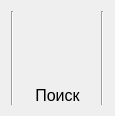
Qt form ble_scanner/res/frm_control_scanner.ui (mcsltd/mcs-inRat-monitor) before a commit.
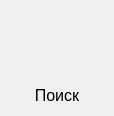
The same form after that commit. Icons and pictures are not drawn.

Commit message: fix vertical size status bar

```diff
--- a/ble_scanner/res/frm_control_scanner.ui
+++ b/ble_scanner/res/frm_control_scanner.ui
@@ -14,13 +14,6 @@
    <string>Frame</string>
   </property>
   <layout class="QHBoxLayout" name="horizontalLayout_2">
-   <item>
-    <widget class="Line" name="line_2">
-     <property name="orientation">
-      <enum>Qt::Orientation::Vertical</enum>
-     </property>
-    </widget>
-   </item>
    <item>
     <layout class="QVBoxLayout" name="verticalLayout">
      <property name="spacing">
@@ -99,13 +92,6 @@
      </item>
     </layout>
    </item>
-   <item>
-    <widget class="Line" name="line">
-     <property name="orientation">
-      <enum>Qt::Orientation::Vertical</enum>
-     </property>
-    </widget>
-   </item>
   </layout>
  </widget>
  <resources>
```
The commit also changes 15 other files.
